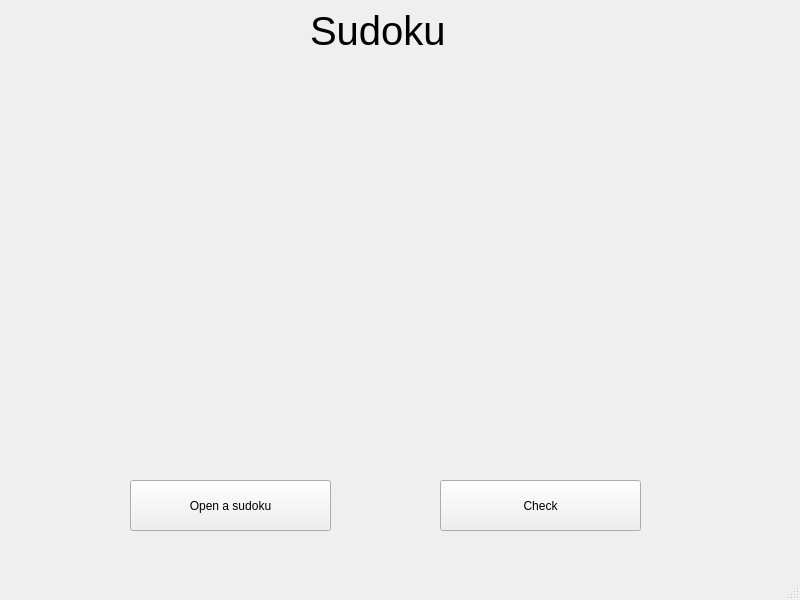
Qt form src/gui/components/mainwindow.ui (ArttuLe/ot-harjoitustyo) before a commit.
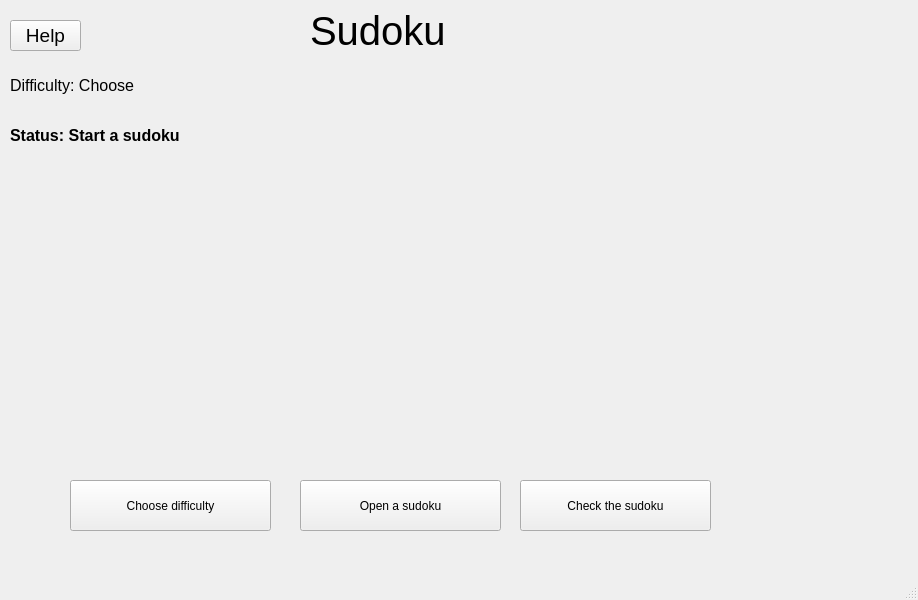
The same form after that commit.

The edit to the form file:
```diff
--- a/src/gui/components/mainwindow.ui
+++ b/src/gui/components/mainwindow.ui
@@ -6,7 +6,7 @@
    <rect>
     <x>0</x>
     <y>0</y>
-    <width>800</width>
+    <width>918</width>
     <height>600</height>
    </rect>
   </property>
@@ -17,10 +17,23 @@
    <string notr="true"/>
   </property>
   <widget class="QWidget" name="centralwidget">
+   <widget class="QPushButton" name="set_difficulty">
+    <property name="geometry">
+     <rect>
+      <x>70</x>
+      <y>480</y>
+      <width>201</width>
+      <height>51</height>
+     </rect>
+    </property>
+    <property name="text">
+     <string>Choose difficulty</string>
+    </property>
+   </widget>
    <widget class="QPushButton" name="open_sudoku">
     <property name="geometry">
      <rect>
-      <x>130</x>
+      <x>300</x>
       <y>480</y>
       <width>201</width>
       <height>51</height>
@@ -30,19 +43,6 @@
      <string>Open a sudoku</string>
     </property>
    </widget>
-   <widget class="QPushButton" name="check_sudoku">
-    <property name="geometry">
-     <rect>
-      <x>440</x>
-      <y>480</y>
-      <width>201</width>
-      <height>51</height>
-     </rect>
-    </property>
-    <property name="text">
-     <string>Check</string>
-    </property>
-   </widget>
    <widget class="QWidget" name="gridLayoutWidget">
     <property name="geometry">
      <rect>
@@ -79,6 +79,77 @@
      <string>Sudoku</string>
     </property>
    </widget>
+   <widget class="QPushButton" name="check_sudoku">
+    <property name="geometry">
+     <rect>
+      <x>520</x>
+      <y>480</y>
+      <width>191</width>
+      <height>51</height>
+     </rect>
+    </property>
+    <property name="text">
+     <string>Check the sudoku</string>
+    </property>
+   </widget>
+   <widget class="QLabel" name="diff_label">
+    <property name="geometry">
+     <rect>
+      <x>10</x>
+      <y>70</y>
+      <width>141</width>
+      <height>31</height>
+     </rect>
+    </property>
+    <property name="font">
+     <font>
+      <pointsize>12</pointsize>
+     </font>
+    </property>
+    <property name="text">
+     <string>Difficulty: Choose</string>
+    </property>
+   </widget>
+   <widget class="QLabel" name="status_label">
+    <property name="geometry">
+     <rect>
+      <x>10</x>
+      <y>110</y>
+      <width>171</width>
+      <height>51</height>
+     </rect>
+    </property>
+    <property name="font">
+     <font>
+      <pointsize>12</pointsize>
+      <weight>75</weight>
+      <italic>false</italic>
+      <bold>true</bold>
+      <underline>false</underline>
+     </font>
+    </property>
+    <property name="text">
+     <string>Status: Start a sudoku</string>
+    </property>
+   </widget>
+   <widget class="QPushButton" name="help_button">
+    <property name="geometry">
+     <rect>
+      <x>10</x>
+      <y>20</y>
+      <width>71</width>
+      <height>31</height>
+     </rect>
+    </property>
+    <property name="font">
+     <font>
+      <pointsize>14</pointsize>
+     </font>
+    </property>
+    <property name="text">
+     <string>Help</string>
+    </property>
+   </widget>
   </widget>
   <widget class="QMenuBar" name="menubar">
    <property name="geometry">
```
Left out of the diff: 2 changed lines with no effect on the pictures.
